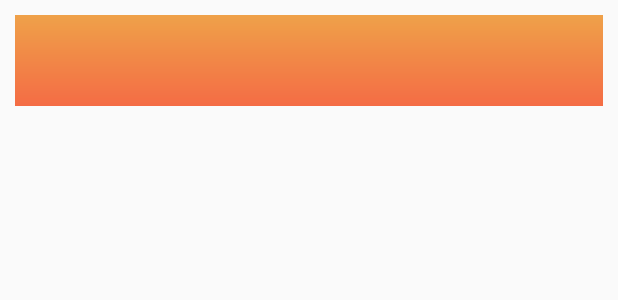
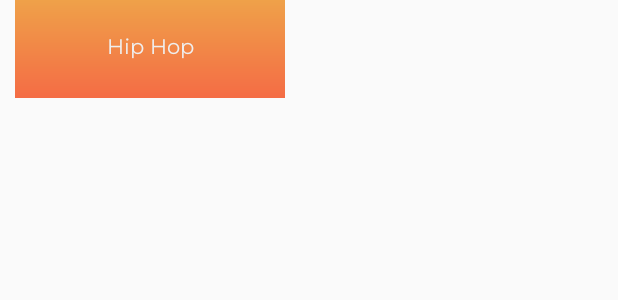
Before and after one commit to MKiperszmid/Spectrum, an Android app: the layout celda_genero_item.xml on its own in the app's theme, with its tools: preview values and no code run, on a phone screen of 412 x 824 dp. Shown: the top 300 px of the screen. Run offline under Robolectric (Android 15) with nearby library versions, the phone set to English and light mode, and no system bars; Roboto replaces fonts that are not available here.

Commit message:
Generos en Horizontal
Ahora los generos se ven de manera horizontal

```diff
--- a/Musica/app/src/main/java/com/example/dh/tpmusicagrupo3/View/Fragments/ExplorarFragment.java
+++ b/Musica/app/src/main/java/com/example/dh/tpmusicagrupo3/View/Fragments/ExplorarFragment.java
@@ -80,7 +80,7 @@ public class ExplorarFragment extends Fragment implements AdapterCancionArtistaP
         // Generos
         rvGenresList = view.findViewById(R.id.recyclerGenreList);
         RecyclerView.LayoutManager gridLayoutManagerGenres = new GridLayoutManager(getActivity(), 2);
-        rvGenresList.setLayoutManager(gridLayoutManagerGenres);
+        rvGenresList.setLayoutManager(new GridLayoutManager(getActivity(), 4, LinearLayoutManager.HORIZONTAL, false));
 
         return view;
     }
@@ -115,9 +115,6 @@ public class ExplorarFragment extends Fragment implements AdapterCancionArtistaP
                 setAdapterGenres(genres, rvGenresList);
             }
         });
-
-
-
     }
 
     // Adapter Playlist Destacadas
--- a/Musica/app/src/main/res/layout/celda_artista_portada.xml
+++ b/Musica/app/src/main/res/layout/celda_artista_portada.xml
@@ -4,7 +4,8 @@
     android:layout_width="wrap_content"
     android:layout_height="wrap_content"
     android:orientation="vertical"
-    android:layout_marginStart="15dp">
+    android:layout_marginLeft="15dp"
+    android:layout_marginRight="15dp">
 
     <de.hdodenhof.circleimageview.CircleImageView
         android:id="@+id/celdaPortadaArtistaID"
--- a/Musica/app/src/main/res/layout/celda_genero_item.xml
+++ b/Musica/app/src/main/res/layout/celda_genero_item.xml
@@ -1,24 +1,21 @@
 <?xml version="1.0" encoding="utf-8"?>
-<LinearLayout
-    xmlns:android="http://schemas.android.com/apk/res/android"
-    android:layout_width="match_parent"
-    android:layout_height="wrap_content"
-    android:orientation="horizontal"
-    android:layout_margin="10dp">
-<LinearLayout
-    android:layout_width="match_parent"
-    android:layout_height="match_parent"
+<LinearLayout xmlns:android="http://schemas.android.com/apk/res/android"
+    android:layout_width="180dp"
+    android:layout_height="65dp"
+    xmlns:tools="http://schemas.android.com/tools"
     android:background="@drawable/gradientnaranja"
-    android:padding="20dp"
+    android:layout_marginStart="10dp"
+    android:layout_marginEnd="10dp"
+    android:layout_marginBottom="20dp"
     android:id="@+id/genreContainer">
 
     <TextView
         android:id="@+id/nombreGeneroCelda"
         android:layout_width="match_parent"
-        android:layout_height="wrap_content"
+        android:layout_height="match_parent"
         android:fontFamily="@font/montserrat"
         android:gravity="center"
+        tools:text="Hip Hop"
         android:textColor="@color/colorWhite" />
-</LinearLayout>
 
 </LinearLayout>
```
Also changed, not shown: Musica/app/src/main/res/layout/fragment_explorar.xml (+21 -21 lines).
